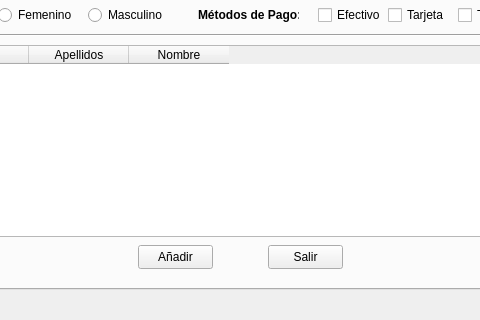
The window that FirstPythonProject/ventana.ui (Raul0801/DI) describes before a commit, drawn with Qt 5; both pictures show x 124 to 604 and y 230 to 550 of the 742 by 550 pixel window.
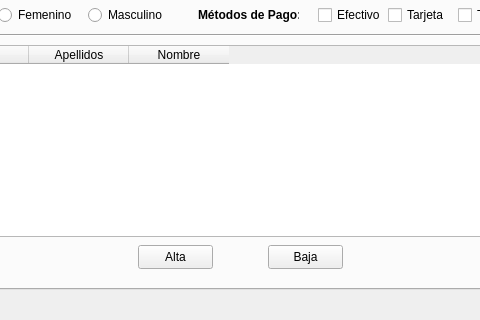
The same window after the commit. Icons and pictures are not drawn.

Patch:
```diff
--- a/FirstPythonProject/ventana.ui
+++ b/FirstPythonProject/ventana.ui
@@ -64,7 +64,7 @@
        </rect>
       </property>
       <property name="text">
-       <string>Salir</string>
+       <string>Baja</string>
       </property>
      </widget>
      <widget class="QLineEdit" name="lineEdit_2">
@@ -370,7 +370,7 @@
        </rect>
       </property>
       <property name="text">
-       <string>Añadir</string>
+       <string>Alta</string>
       </property>
      </widget>
      <widget class="QLabel" name="label_7">
```
Left out of the diff: 15 changed lines with no effect on the pictures.
